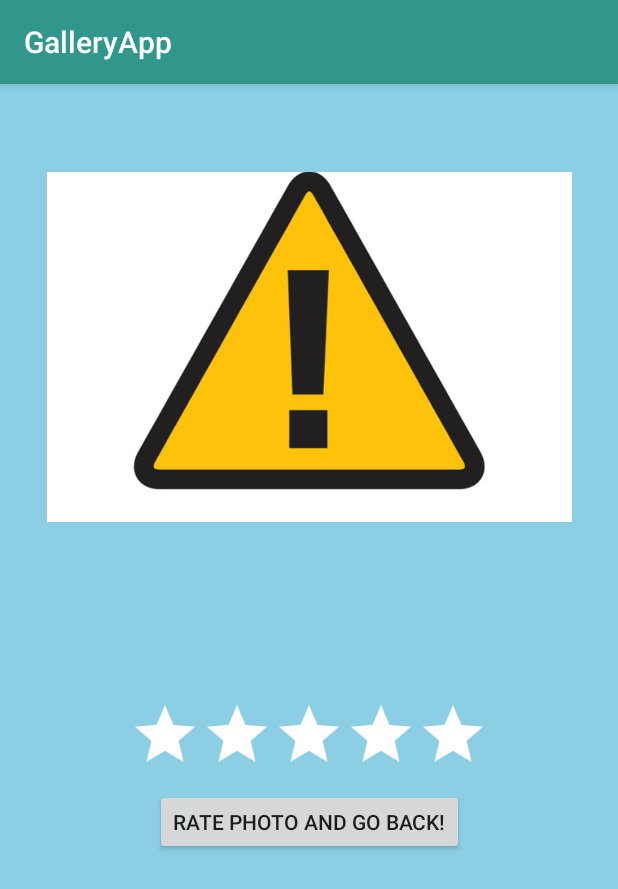
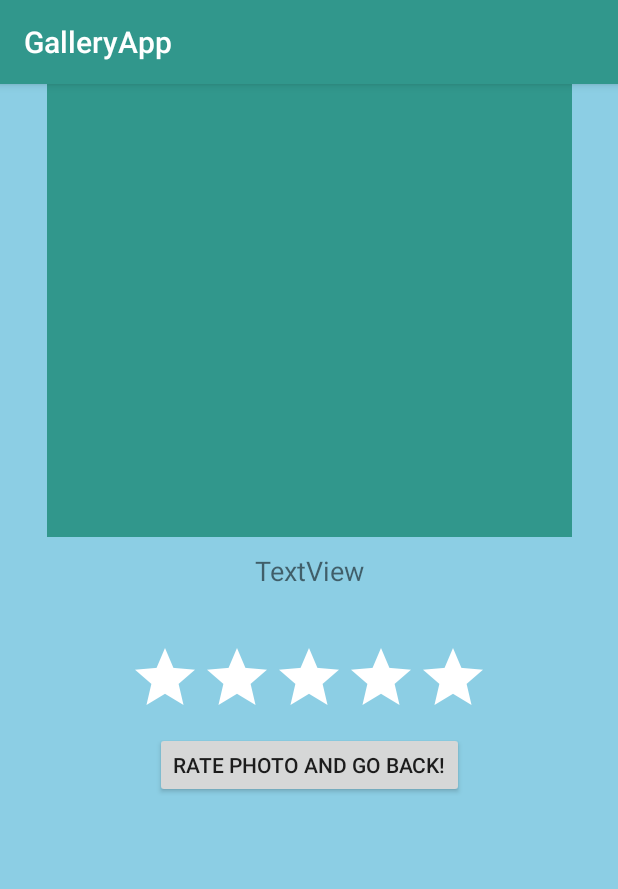
Before and after one commit to Arek4813/MobileApp, an Android app: the PhotoActivity screen opened directly, with no data from a screen before it, on a phone screen of 412 x 824 dp. Shown: the top 889 px of the screen. Run offline under Robolectric (Android 15) with nearby library versions, the phone set to English and light mode, and no system bars; 4 statements that could not run were skipped.

Commit message:
Small improves in gallery app, bugs fixed

```diff
--- a/List4/app/src/main/AndroidManifest.xml
+++ b/List4/app/src/main/AndroidManifest.xml
@@ -2,7 +2,6 @@
 <manifest xmlns:android="http://schemas.android.com/apk/res/android"
     package="com.example.galleryapp">
 
-    <uses-permission android:name="android.permission.READ_EXTERNAL_STORAGE"/>
     <application
         android:allowBackup="true"
         android:icon="@mipmap/ic_launcher"
@@ -10,13 +9,13 @@
         android:roundIcon="@mipmap/ic_launcher_round"
         android:supportsRtl="true"
         android:theme="@style/AppTheme">
+        <activity android:name=".PhotoActivity"></activity>
         <activity android:name=".MainActivity">
             <intent-filter>
                 <action android:name="android.intent.action.MAIN" />
                 <category android:name="android.intent.category.LAUNCHER" />
             </intent-filter>
         </activity>
-        <activity android:name=".PhotoActivity"/>
     </application>
     <uses-permission android:name="android.permission.READ_EXTERNAL_STORAGE" />
 </manifest>
--- a/List4/app/src/main/java/com/example/galleryapp/PhotoActivity.kt
+++ b/List4/app/src/main/java/com/example/galleryapp/PhotoActivity.kt
@@ -2,13 +2,13 @@ package com.example.galleryapp
 
 import android.app.Activity
 import android.content.Intent
+import android.content.res.Configuration
 import android.os.Bundle
 import android.support.v7.app.AppCompatActivity
 import android.view.View
-import kotlinx.android.synthetic.main.photo_view.*
-import android.widget.Toast
+import kotlinx.android.synthetic.main.without_framgent_photo_view.*
 import android.widget.RatingBar
-import kotlinx.android.synthetic.main.activity_main.*
+import kotlinx.android.synthetic.main.fragment_main_photo_view1.*
 
 
 class PhotoActivity : AppCompatActivity() {
@@ -18,24 +18,24 @@ class PhotoActivity : AppCompatActivity() {
 
     override fun onCreate(savedInstanceState: Bundle?) {
         super.onCreate(savedInstanceState)
-        setContentView(R.layout.photo_view)
+        setContentView(R.layout.fragment_main_photo_view1)
 
         val extra = intent.getStringExtra("descr")
-        textView.text = extra
+        fragment_rest.textView.text = extra
 
         val tmp = intent.getIntExtra("photo", R.drawable.error)
-        imageViewMain.setImageResource(tmp)
+        fragment_photo.imageViewMain.setImageResource(tmp)
 
         val rate = intent.getDoubleExtra("rate", 0.0)
-        ratingBar.rating = rate.toFloat()
+        fragment_rest.ratingBar.rating = rate.toFloat()
 
         val positiontest = intent.getIntExtra("positioner", 0)
         position=positiontest
 
-        ratingBar.onRatingBarChangeListener =
-            RatingBar.OnRatingBarChangeListener { ratingBar, rating, fromUser ->
-                testRate = rating.toDouble()
-            }
+        fragment_rest.ratingBar.onRatingBarChangeListener =
+                RatingBar.OnRatingBarChangeListener{ ratingBar, rating, fromUser ->
+                    testRate = rating.toDouble()
+        }
 
     }
 
@@ -46,4 +46,6 @@ class PhotoActivity : AppCompatActivity() {
         setResult(Activity.RESULT_OK, myintent)
         finish()
     }
+
+
 }
--- /dev/null
+++ b/List4/app/src/main/java/com/example/galleryapp/withFrag/PhotoFragment.kt
@@ -0,0 +1,23 @@
+package com.example.galleryapp.withFrag
+
+import android.os.Bundle
+import android.support.v4.app.Fragment
+import android.view.LayoutInflater
+import android.view.View
+import android.view.ViewGroup
+import com.example.galleryapp.R
+
+class PhotoFragment : Fragment() {
+
+    override fun onCreateView(inflater: LayoutInflater, container: ViewGroup?, savedInstanceState: Bundle?): View? {
+        return inflater.inflate(R.layout.framgent_photo, container, false)
+    }
+
+    override fun onActivityCreated(savedInstanceState: Bundle?) {
+        super.onActivityCreated(savedInstanceState)
+
+        /*val tmp = intent.getIntExtra("photo", R.drawable.error)
+        imageViewMain.setImageResource(tmp)*/
+
+    }
+}
--- /dev/null
+++ b/List4/app/src/main/java/com/example/galleryapp/withFrag/RestFragment.kt
@@ -0,0 +1,46 @@
+package com.example.galleryapp.withFrag
+
+import android.os.Bundle
+import android.support.v4.app.Fragment
+import android.view.LayoutInflater
+import android.view.View
+import android.view.ViewGroup
+import android.widget.RatingBar
+import com.example.galleryapp.R
+import kotlinx.android.synthetic.main.without_framgent_photo_view.*
+
+
+class RestFragment : Fragment() {
+
+
+    private var testRate = 0.0
+    //private var position = 0
+
+
+    override fun onCreateView(inflater: LayoutInflater, container: ViewGroup?, savedInstanceState: Bundle?): View? {
+        return inflater.inflate(R.layout.fragment_rest, container, false)
+    }
+
+    override fun onActivityCreated(savedInstanceState: Bundle?) {
+        super.onActivityCreated(savedInstanceState)
+
+        /*val extra = intent.getStringExtra("descr")
+        textView.text = extra
+
+        val rate = intent.getDoubleExtra("rate", 0.0)
+        ratingBar.rating = rate.toFloat()
+
+        val positiontest = intent.getIntExtra("positioner", 0)
+        position=positiontest*/
+
+
+    }
+
+    /*fun onRespond(view: View) {
+        val myintent = Intent()
+        myintent.putExtra("rbresult", testRate)
+        //myintent.putExtra("position", position)
+        setResult(Activity.RESULT_OK, myintent)
+        finish()
+    }*/
+}
--- /dev/null
+++ b/List4/app/src/main/res/layout-land/fragment_main_photo_view1.xml
@@ -0,0 +1,28 @@
+<?xml version="1.0" encoding="utf-8"?>
+<android.support.constraint.ConstraintLayout xmlns:android="http://schemas.android.com/apk/res/android"
+                                             xmlns:app="http://schemas.android.com/apk/res-auto" android:layout_width="match_parent"
+                                             android:layout_height="match_parent"
+                                             xmlns:tools="http://schemas.android.com/tools"
+                                             android:background="@color/colorAccent"
+tools:context="PhotoActivity">
+
+    <fragment android:layout_width="250dp" android:layout_height="250dp"
+              android:id="@+id/fragment_photo"
+              android:name="com.example.galleryapp.withFrag.PhotoFragment"
+              tools:layout="@layout/framgent_photo"
+              app:layout_constraintTop_toTopOf="parent"
+              android:layout_marginStart="16dp"
+              app:layout_constraintStart_toStartOf="parent"
+              app:layout_constraintBottom_toBottomOf="parent" app:layout_constraintVertical_bias="0.291"/>
+
+    <fragment android:layout_width="wrap_content" android:layout_height="wrap_content"
+              android:id="@+id/fragment_rest"
+              android:name="com.example.galleryapp.withFrag.RestFragment"
+              tools:layout="@layout/fragment_rest"
+              app:layout_constraintEnd_toEndOf="parent"
+              android:layout_marginEnd="8dp"
+              android:layout_marginTop="8dp" app:layout_constraintTop_toTopOf="parent" android:layout_marginBottom="8dp"
+              app:layout_constraintBottom_toBottomOf="parent" app:layout_constraintStart_toEndOf="@+id/fragment_photo"
+              android:layout_marginStart="8dp"/>
+
+</android.support.constraint.ConstraintLayout>
--- /dev/null
+++ b/List4/app/src/main/res/layout/fragment_main_photo_view1.xml
@@ -0,0 +1,25 @@
+<?xml version="1.0" encoding="utf-8"?>
+<android.support.constraint.ConstraintLayout xmlns:android="http://schemas.android.com/apk/res/android"
+                                             xmlns:app="http://schemas.android.com/apk/res-auto" android:layout_width="match_parent"
+                                             android:layout_height="match_parent"
+                                             xmlns:tools="http://schemas.android.com/tools"
+                                             android:background="@color/colorAccent"
+tools:context="PhotoActivity">
+
+    <fragment android:layout_width="match_parent" android:layout_height="302dp"
+              android:id="@+id/fragment_photo"
+              android:name="com.example.galleryapp.withFrag.PhotoFragment"
+              tools:layout="@layout/framgent_photo"
+              app:layout_constraintTop_toTopOf="parent" app:layout_constraintEnd_toEndOf="parent"
+              android:layout_marginEnd="8dp" app:layout_constraintStart_toStartOf="parent"
+              android:layout_marginStart="8dp"/>
+
+    <fragment android:layout_width="match_parent" android:layout_height="204dp"
+              android:id="@+id/fragment_rest"
+              android:name="com.example.galleryapp.withFrag.RestFragment"
+              tools:layout="@layout/fragment_rest"
+              app:layout_constraintTop_toBottomOf="@+id/fragment_photo" app:layout_constraintEnd_toEndOf="parent"
+              android:layout_marginEnd="8dp" app:layout_constraintStart_toStartOf="parent"
+              android:layout_marginStart="8dp" android:layout_marginTop="10dp"/>
+
+</android.support.constraint.ConstraintLayout>
--- /dev/null
+++ b/List4/app/src/main/res/layout/fragment_rest.xml
@@ -0,0 +1,34 @@
+<?xml version="1.0" encoding="utf-8"?>
+<android.support.constraint.ConstraintLayout xmlns:android="http://schemas.android.com/apk/res/android"
+                                             xmlns:app="http://schemas.android.com/apk/res-auto"
+                                             android:layout_width="match_parent"
+                                             android:layout_height="match_parent"
+                                             android:background="@color/colorAccent">
+
+    <TextView
+            android:text="TextView"
+            android:layout_width="243dp"
+            android:layout_height="50dp"
+            android:id="@+id/textView" android:textSize="18dp"
+            android:textAlignment="center"
+            app:layout_constraintTop_toBottomOf="@+id/imageViewMain"
+            app:layout_constraintEnd_toEndOf="parent"
+            app:layout_constraintStart_toStartOf="parent"/>
+    <RatingBar
+            android:layout_width="wrap_content"
+            android:layout_height="50dp"
+            android:id="@+id/ratingBar" android:layout_marginTop="10dp"
+            app:layout_constraintTop_toBottomOf="@+id/textView" app:layout_constraintEnd_toEndOf="parent"
+            app:layout_constraintStart_toStartOf="parent"
+            android:progressBackgroundTint="@android:color/white"
+            android:progressTint="@android:color/holo_green_dark"/>
+    <Button
+            android:text="Rate photo and go back!"
+            android:layout_width="wrap_content"
+            android:layout_height="44dp"
+            android:id="@+id/button" app:layout_constraintEnd_toEndOf="parent"
+            app:layout_constraintStart_toStartOf="parent"
+            android:layout_marginTop="10dp" app:layout_constraintTop_toBottomOf="@+id/ratingBar"
+            android:onClick="onRespond"/>
+
+</android.support.constraint.ConstraintLayout>
--- /dev/null
+++ b/List4/app/src/main/res/layout/framgent_photo.xml
@@ -0,0 +1,16 @@
+<?xml version="1.0" encoding="utf-8"?>
+<android.support.constraint.ConstraintLayout xmlns:android="http://schemas.android.com/apk/res/android"
+                                             xmlns:app="http://schemas.android.com/apk/res-auto"
+                                             android:layout_width="match_parent"
+                                             android:layout_height="match_parent"
+                                             android:background="@color/colorAccent">
+
+    <ImageView
+            android:layout_width="350dp"
+            android:layout_height="350dp" app:srcCompat="@color/colorPrimary"
+            android:id="@+id/imageViewMain"
+            app:layout_constraintTop_toTopOf="parent" app:layout_constraintEnd_toEndOf="parent"
+            app:layout_constraintStart_toStartOf="parent"
+    />
+
+</android.support.constraint.ConstraintLayout>
```
Also changed, not shown: List4/app/src/main/java/com/example/galleryapp/MainActivity.kt (+14 -3 lines), List4/app/src/main/java/com/example/galleryapp/PhotoAdapter.kt (deleted, +0 -32 lines), List4/app/src/main/res/layout-land/activity_main.xml (added, +56 -0 lines), List4/app/src/main/res/layout/without_framgent_photo_view.xml (renamed from List4/app/src/main/res/layout/photo_view.xml).
